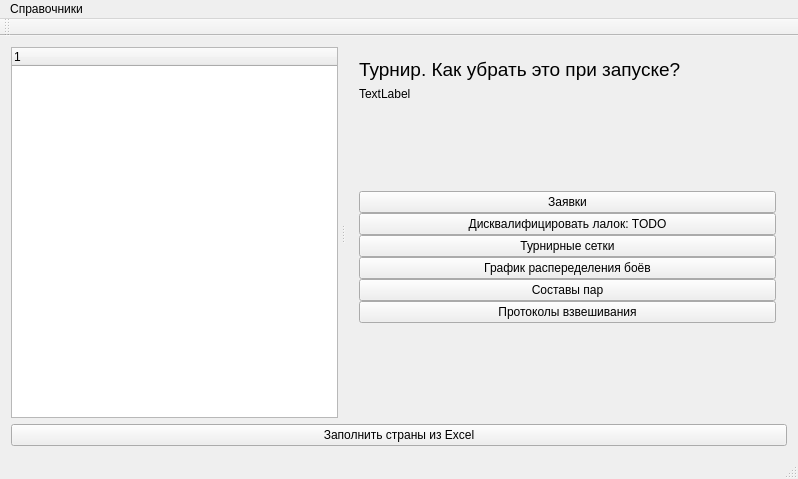
Above: TournamentManager/mainwindow.ui from BarsukAlexey/xelarogi before the change. Below: the same form after it.
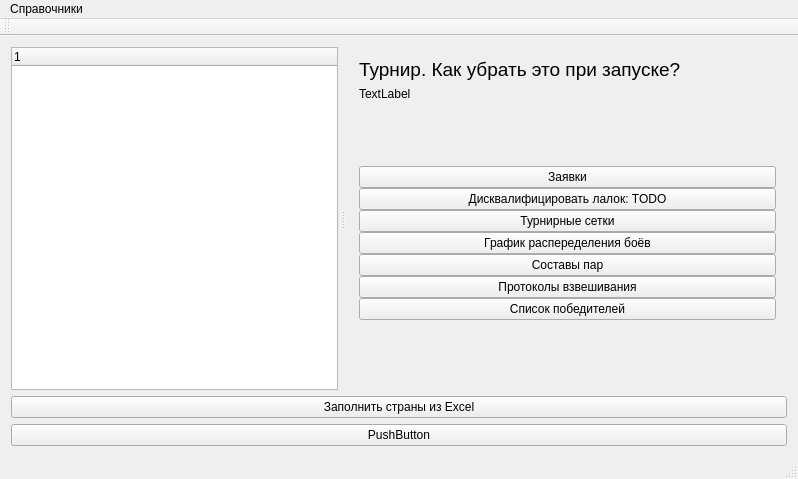
That is the form after the change.

Commit message: Добавил отчётик по списку победителей

What changed in the file:
```diff
--- a/TournamentManager/mainwindow.ui
+++ b/TournamentManager/mainwindow.ui
@@ -182,6 +182,13 @@
                </property>
               </widget>
              </item>
+             <item>
+              <widget class="QPushButton" name="pushButtonWinnerReport">
+               <property name="text">
+                <string>Список победителей</string>
+               </property>
+              </widget>
+             </item>
             </layout>
            </item>
           </layout>
@@ -225,6 +232,13 @@
       </property>
      </widget>
     </item>
+    <item>
+     <widget class="QPushButton" name="pushButton">
+      <property name="text">
+       <string>PushButton</string>
+      </property>
+     </widget>
+    </item>
    </layout>
   </widget>
   <widget class="QMenuBar" name="menuBar">
```
The commit also changes 17 other files.
